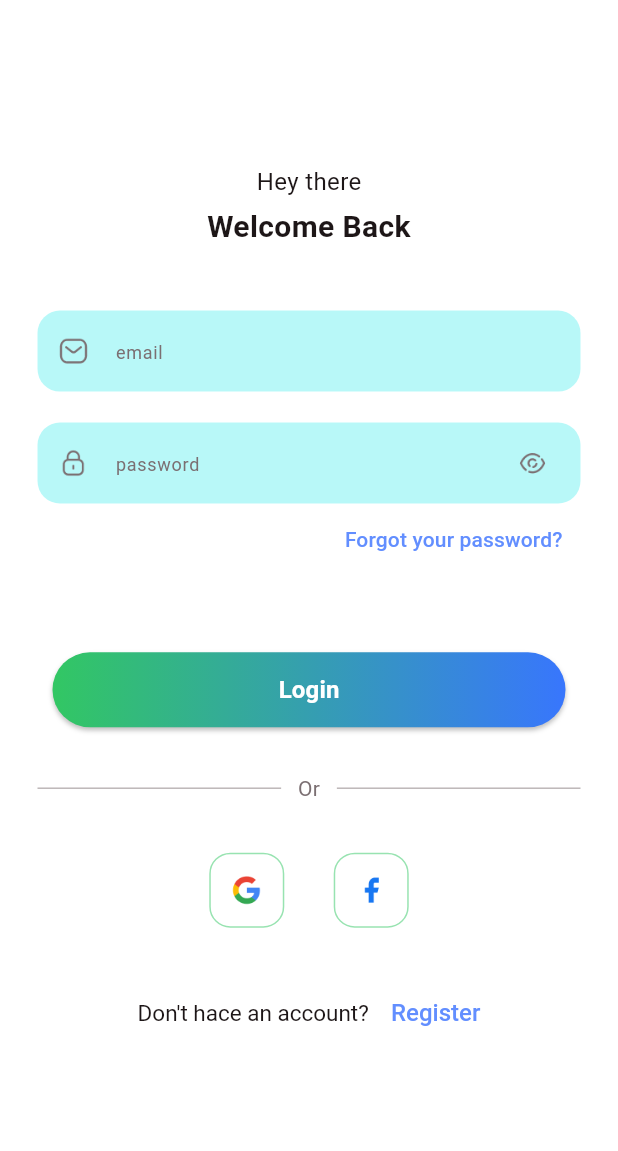
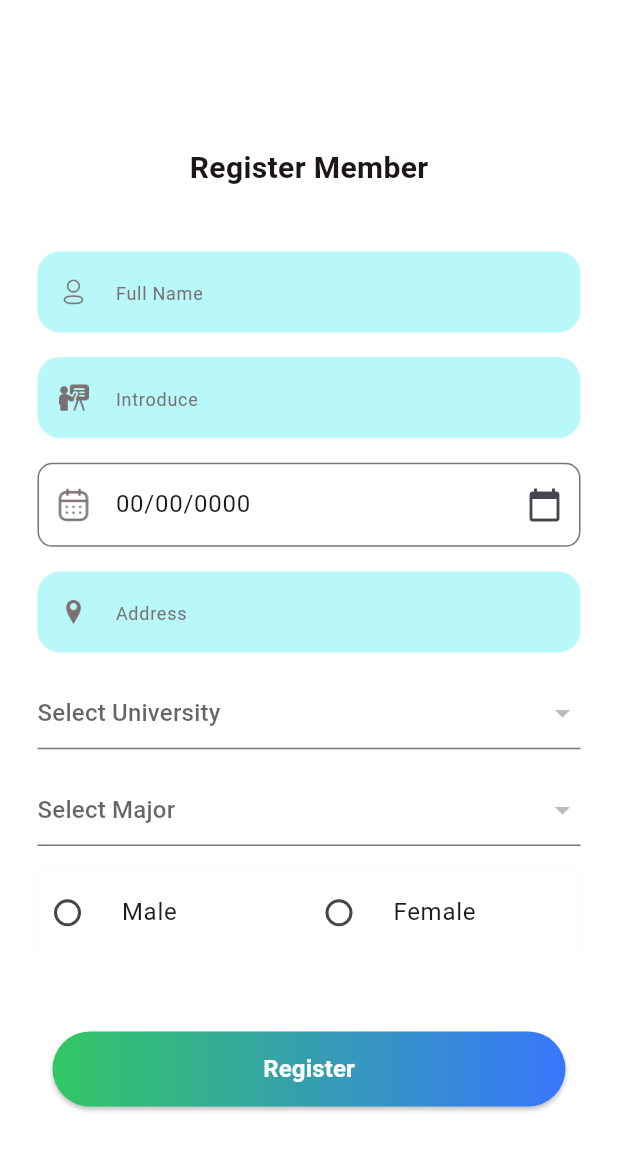
Before and after one commit to PhucPhuc1111/DestinyMatch-MOB, a Flutter app: the LoginScreen screen opened directly, after a tap on "Forgot your password?", on a phone screen of 412 x 824 dp. Shown: the top 1151 px of the screen. Run offline on Flutter 3.47's test engine with Material 3 defaults, Android fonts, the phone set to English and light mode, and no system bars; our stand-ins replace appinio_swiper, firebase_core, firebase_messaging, firebase_storage, flutter_secure_storage, jwt_decoder and 1 more; missing offline and left inert: signalr_core; accounts and stored records are empty; network calls fail.

Commit message:
creatMember

```diff
--- /dev/null
+++ b/lib/models/MemberRequest .dart
@@ -0,0 +1,55 @@
+class MemberRequest {
+  final String? fullname;
+  final String? introduce;
+  final String? dob; // Giữ nguyên như là String
+  final bool? gender;
+  final String? address;
+  final int? surplus;
+  final String? status;
+  final String accountId; // Đảm bảo là không nullable
+  final String universityId; // Đảm bảo là không nullable
+  final String majorId; // Đảm bảo là không nullable
+
+  MemberRequest({
+    this.fullname,
+    this.introduce,
+    this.dob,
+    this.gender,
+    this.address,
+    this.surplus,
+    this.status,
+    required this.accountId,
+    required this.universityId,
+    required this.majorId,
+  });
+
+  Map<String, dynamic> toJson() {
+    return {
+      'fullname': fullname,
+      'introduce': introduce,
+      'dob': dob,
+      'gender': gender,
+      'address': address,
+      'surplus': surplus,
+      'status': status,
+      'account-id': accountId,
+      'university-id': universityId,
+      'major-id': majorId,
+    };
+  }
+
+  factory MemberRequest.fromJson(Map<String, dynamic> json) {
+    return MemberRequest(
+      fullname: json['fullname'],
+      introduce: json['introduce'],
+      dob: json['dob'],
+      gender: json['gender'],
+      address: json['address'],
+      surplus: json['surplus'],
+      status: json['status'],
+      accountId: json['account-id'],
+      universityId: json['university-id'],
+      majorId: json['major-id'],
+    );
+  }
+}
--- a/lib/models/University.dart
+++ b/lib/models/University.dart
@@ -19,7 +19,7 @@ class University {
       id: json['id'],
       code: json['code'],
       name: json['name'],
-      members: List<Member>.from(json['members'].map((x) => Member.fromJson(x))),
+      members: [],
     );
   }
 
--- a/lib/screens/login_screen.dart
+++ b/lib/screens/login_screen.dart
@@ -1,5 +1,6 @@
 import 'package:flutter/material.dart';
 import 'package:flutter_chats_app/screens/home_screen.dart';
+import 'package:flutter_chats_app/screens/registerMember_screen.dart';
 import 'package:flutter_chats_app/screens/signup_screen.dart';
 import 'package:flutter_chats_app/services/AccountService.dart';
 import 'package:flutter_chats_app/utils/app_colors.dart';
@@ -132,12 +133,12 @@ class _LoginScreenState extends State<LoginScreen> {
                     alignment: Alignment.centerRight,
                     child: TextButton(
                       onPressed: () {
-                        //   Navigator.push(
-                        //   context,
-                        //   MaterialPageRoute(
-                        //     builder: (context) => ForgotPassScreen(),
-                        //     )
-                        // );
+                          Navigator.push(
+                          context,
+                          MaterialPageRoute(
+                            builder: (context) => RegisterMemberScreen(accountId: "",),
+                            )
+                        );
                       },
                       child: const Text(
                         "Forgot your password?",
--- /dev/null
+++ b/lib/screens/registerMember_screen.dart
@@ -0,0 +1,293 @@
+import 'package:flutter/material.dart';
+import 'package:flutter_chats_app/models/Major.dart';
+import 'package:flutter_chats_app/models/MemberRequest%20.dart';
+import 'package:flutter_chats_app/models/University.dart';
+import 'package:flutter_chats_app/services/RegisterMemberService.dart'; // Thay thế bằng RegisterMemberService
+import 'package:flutter_chats_app/screens/home_screen.dart';
+import 'package:flutter_chats_app/utils/app_colors.dart';
+import 'package:flutter_chats_app/widgets/date_of_birth.dart';
+import 'package:flutter_chats_app/widgets/round_gradient_button.dart';
+import 'package:flutter_chats_app/widgets/round_text_field.dart';
+
+class RegisterMemberScreen extends StatefulWidget {
+  final String accountId;
+
+  const RegisterMemberScreen({required this.accountId, super.key});
+
+  @override
+  State<RegisterMemberScreen> createState() => _RegisterMemberScreenState();
+}
+
+class _RegisterMemberScreenState extends State<RegisterMemberScreen> {
+  final TextEditingController _fullNameController = TextEditingController();
+  final TextEditingController _introduceController = TextEditingController();
+  final TextEditingController _dobController = TextEditingController();
+  final TextEditingController _addressController = TextEditingController();
+  final _formKey = GlobalKey<FormState>();
+  String? _gender;
+  String? _selectedUniversityId;
+  String? _selectedMajorId;
+
+  List<Major> _majorOptions = [];
+  List<University> _universityOptions = [];
+  bool _isLoadingMajors = true;
+  bool _isLoadingUniversities = true;
+
+  @override
+  void initState() {
+    super.initState();
+    _fetchUniversities();
+    _fetchMajors();
+  }
+  Future<void> _fetchUniversities() async {
+    try {
+      final service = RegisterMemberService();
+      final universities = await service.fetchUniversities();
+      setState(() {
+        _universityOptions = universities;
+        _isLoadingUniversities = false;
+      });
+    } catch (e) {
+      print('Error fetching universities: $e');
+      setState(() {
+        _isLoadingUniversities = false;
+      });
+    }
+  }
+
+  Future<void> _fetchMajors() async {
+    try {
+      final service = RegisterMemberService();
+      final majors = await service.fetchMajors();
+      setState(() {
+        _majorOptions = majors;
+        _isLoadingMajors = false;
+      });
+    } catch (e) {
+      print('Error fetching majors: $e');
+      setState(() {
+        _isLoadingMajors = false;
+      });
+    }
+  }
+
+  @override
+  Widget build(BuildContext context) {
+    var media = MediaQuery.of(context).size;
+    return Scaffold(
+      body: SafeArea(
+        child: SingleChildScrollView(
+          child: Container(
+            padding: const EdgeInsets.symmetric(vertical: 15, horizontal: 25),
+            child: Form(
+              key: _formKey,
+              child: Column(
+                mainAxisAlignment: MainAxisAlignment.center,
+                children: [
+                  SizedBox(height: media.height * 0.1),
+                  const Text(
+                    "Register Member",
+                    style: TextStyle(
+                      color: AppColors.blackColor,
+                      fontSize: 20,
+                      fontWeight: FontWeight.w700,
+                    ),
+                  ),
+                  SizedBox(height: media.height * 0.05),
+                  RoundTextField(
+                    textEditingController: _fullNameController,
+                    hintText: "Full Name",
+                    icon: "assets/icons/user_icon.png",
+                    textInputType: TextInputType.text,
+                    validator: (value) {
+                      if (value == null || value.isEmpty) {
+                        return "Please enter your full name";
+                      }
+                      return null;
+                    },
+                  ),
+                  SizedBox(height: media.height * 0.02),
+                  RoundTextField(
+                    textEditingController: _introduceController,
+                    hintText: "Introduce",
+                    icon: "assets/icons/introduce.png",
+                    textInputType: TextInputType.text,
+                    validator: (value) {
+                      if (value == null || value.isEmpty) {
+                        return "Please enter your introduction";
+                      }
+                      return null;
+                    },
+                  ),
+                  SizedBox(height: media.height * 0.02),
+                  DateOfBirthField(
+                    textEditingController: _dobController,
+                    hintText: "Date of Birth (YYYY-MM-DD)",
+                    icon: "assets/icons/calendar_icon.png",
+                    validator: (value) {
+                      if (value == null || value.isEmpty) {
+                        return "Please enter your date of birth";
+                      }
+                      return null;
+                    },
+                  ),
+
+                  SizedBox(height: media.height * 0.02),
+                  RoundTextField(
+                    textEditingController: _addressController,
+                    hintText: "Address",
+                    icon: "assets/icons/address1.png",
+                    textInputType: TextInputType.text,
+                    validator: (value) {
+                      if (value == null || value.isEmpty) {
+                        return "Please enter your address";
+                      }
+                      return null;
+                    },
+                  ),
+                  SizedBox(height: media.height * 0.02),
+                  DropdownButtonFormField<String>(
+                    isExpanded: true,
+                    hint: const Text("Select University"),
+                    items: _isLoadingUniversities
+                        ? [DropdownMenuItem(value: null, child: Text('Loading...'))]
+                        : _universityOptions.map((University university) {
+                            return DropdownMenuItem<String>(
+                              value: university.id,
+                              child: Text(university.name ?? 'No Name'),
+                            );
+                          }).toList(),
+                    onChanged: (newValue) {
+                      setState(() {
+                        _selectedUniversityId = newValue;
+                      });
+                    },
+                    validator: (value) {
+                      if (value == null) {
+                        return "Please select your university";
+                      }
+                      return null;
+                    },
+                  ),
+
+                   SizedBox(height: media.height * 0.02),
+                  DropdownButtonFormField<String>(
+                    hint: const Text("Select Major"),
+                    items: _isLoadingMajors
+                        ? [DropdownMenuItem(value: null, child: Text('Loading...'))]
+                        : _majorOptions.map((Major major) {
+                            return DropdownMenuItem<String>(
+                              value: major.id,
+                              child: Text(major.name ?? 'No Name'),
+                            );
+                          }).toList(),
+                    onChanged: (newValue) {
+                      setState(() {
+                        _selectedMajorId = newValue;
+                      });
+                    },
+                    validator: (value) {
+                      if (value == null) {
+                        return "Please select your major";
+                      }
+                      return null;
+                    },
+                  ),
+
+
+                  SizedBox(height: media.height * 0.02),
+                  Container(
+                    color: Colors.white,
+                    child: Row(
+                    mainAxisAlignment: MainAxisAlignment.center,
+                    children: [
+                      Expanded(
+                        child: RadioListTile<String>(
+                          title: const Text("Male"),
+                          value: 'Male',
+                          groupValue: _gender,
+                          onChanged: (String? value) {
+                            setState(() {
+                              _gender = value;
+                            });
+                          },
+                          tileColor: Colors.grey[200],
+                          activeColor: AppColors.primaryColor,
+                          contentPadding: EdgeInsets.zero,
+                        ),
+                      ),
+                      Expanded(
+                        child: RadioListTile<String>(
+                          title: const Text("Female"),
+                          value: 'Female',
+                          groupValue: _gender,
+                          onChanged: (String? value) {
+                            setState(() {
+                              _gender = value;
+                            });
+                          },
+                          tileColor: Colors.grey[200],
+                          activeColor: AppColors.primaryColor,
+                          contentPadding: EdgeInsets.zero,
+                        ),
+                      ),
+                    ],
+                  ),
+
+
+                  ),
+
+                  SizedBox(height: media.height * 0.05),
+                  RoundGradientButton(
+                    title: "Register",
+                    onPressed: () {
+                      if (_formKey.currentState!.validate()) {
+                        _register();
+                      }
+                    },
+                  ),
+                ],
+              ),
+            ),
+          ),
+        ),
+      ),
+    );
+  }
+
+  Future<void> _register() async {
+  final registerMemberService = RegisterMemberService();
+  final universityId = _selectedUniversityId ?? '';
+  final majorId = _selectedMajorId ?? '';
+
+  final registrationRequest = MemberRequest(
+    fullname: _fullNameController.text,
+    introduce: _introduceController.text,
+    dob: _dobController.text, // Đảm bảo là chuỗi ngày (YYYY-MM-DD)
+    gender: _gender == 'Male' ? true : (_gender == 'Female' ? false : null),
+    address: _addressController.text,
+    surplus: 0,
+    status: "string",
+    accountId: widget.accountId,
+    universityId: universityId,
+    majorId: majorId,
+  );
+
+  try {
+    final success = await registerMemberService.register(registrationRequest);
+    if (success) {
+      Navigator.push(
+        context,
+        MaterialPageRoute(builder: (context) => const HomeScreen()),
+      );
+    } else {
+      // Hiển thị thông báo lỗi
+      print("Registration failed");
+    }
+  } catch (e) {
+    // Hiển thị thông báo lỗi
+    print("Exception occurred: $e");
+  }
+}
+
+}
--- /dev/null
+++ b/lib/services/RegisterMemberService.dart
@@ -0,0 +1,62 @@
+import 'dart:convert';
+import 'package:flutter_chats_app/models/Major.dart';
+import 'package:flutter_chats_app/models/MemberRequest%20.dart';
+import 'package:flutter_chats_app/models/University.dart';
+import 'package:http/http.dart' as http;
+
+class RegisterMemberService {
+  final String apiLink = "https://destiny-match.azurewebsites.net/api";
+
+  RegisterMemberService();
+
+  Future<bool> register(MemberRequest request) async {
+    final url = Uri.parse("$apiLink/member");
+    final response = await http.post(
+      url,
+      headers: <String, String>{
+        'Content-Type': 'application/json',
+        'Accept': '*/*',
+      },
+      body: jsonEncode(request.toJson()),
+    );
+
+    if (response.statusCode == 200) {
+      return true;
+    } else {
+      print("Registration failed: ${response.body}");
+      return false;
+    }
+  }
+
+  Future<List<University>> fetchUniversities() async {
+    final url = Uri.parse("$apiLink/university");
+    final response = await http.get(url);
+
+    if (response.statusCode == 200) {
+      final jsonResponse = json.decode(response.body);
+      final List<dynamic> universityJson = jsonResponse['data'];
+      return universityJson.map((data) => University.fromJson(data)).toList();
+    } else {
+      throw Exception('Failed to load universities');
+    }
+  }
+
+  Future<List<Major>> fetchMajors() async {
+    final url = Uri.parse("$apiLink/major");
+    final response = await http.get(url);
+
+    if (response.statusCode == 200) {
+      // Decode the JSON response
+      final jsonResponse = json.decode(response.body);
+
+      // Extract the list of majors from the response
+      final List<dynamic> majorsJson = jsonResponse['majors'];
+
+      // Map the JSON list to a List<Major>
+      return majorsJson.map((data) => Major.fromJson(data)).toList();
+    } else {
+      print('Failed to load majors: ${response.body}');
+      throw Exception('Failed to load majors');
+    }
+  }
+}
--- /dev/null
+++ b/lib/widgets/date_of_birth.dart
@@ -0,0 +1,71 @@
+import 'package:flutter/material.dart';
+import 'package:intl/intl.dart';
+
+class DateOfBirthField extends StatefulWidget {
+  final TextEditingController textEditingController;
+  final String hintText;
+  final String icon;
+  final String? Function(String?)? validator;
+
+  const DateOfBirthField({
+    required this.textEditingController,
+    required this.hintText,
+    required this.icon,
+    this.validator,
+    super.key,
+  });
+
+  @override
+  _DateOfBirthFieldState createState() => _DateOfBirthFieldState();
+}
+
+class _DateOfBirthFieldState extends State<DateOfBirthField> {
+  final DateFormat _dateFormat = DateFormat('yyyy-MM-dd');
+  String _dateOfBirth = '00/00/0000';
+
+  @override
+  void initState() {
+    super.initState();
+    widget.textEditingController.text = _dateOfBirth;
+  }
+
+  Future<void> _selectDate(BuildContext context) async {
+    final DateTime now = DateTime.now();
+    final DateTime? picked = await showDatePicker(
+      context: context,
+      initialDate: DateTime.now(),
+      firstDate: DateTime(1900),
+      lastDate: now,
+    );
+
+    if (picked != null && picked != now) {
+      setState(() {
+        _dateOfBirth = _dateFormat.format(picked);
+        widget.textEditingController.text = _dateOfBirth;
+      });
+    }
+  }
+
+  @override
+  Widget build(BuildContext context) {
+    return TextFormField(
+      controller: widget.textEditingController,
+      readOnly: true,
+      decoration: InputDecoration(
+        hintText: widget.hintText,
+        prefixIcon: Padding(
+          padding: const EdgeInsets.all(12.0),
+          child: Image.asset(widget.icon, height: 20, width: 20),
+        ),
+        suffixIcon: IconButton(
+          icon: const Icon(Icons.calendar_today),
+          onPressed: () => _selectDate(context),
+        ),
+        border: OutlineInputBorder(
+          borderRadius: BorderRadius.circular(10),
+        ),
+      ),
+      validator: widget.validator,
+    );
+  }
+}
--- a/pubspec.yaml
+++ b/pubspec.yaml
@@ -45,6 +45,7 @@ dependencies:
   signalr_core: ^1.1.2
   firebase_storage: ^12.1.1
   firebase_analytics: ^11.2.0
+  intl: ^0.19.0
 
 dev_dependencies:
   flutter_test:
```
Also changed, not shown: lib/screens/home_screen.dart (+27 -8 lines), lib/services/AccountService.dart (+10 -0 lines), assets/icons/address1.png (added), assets/icons/introduce.png (added).
